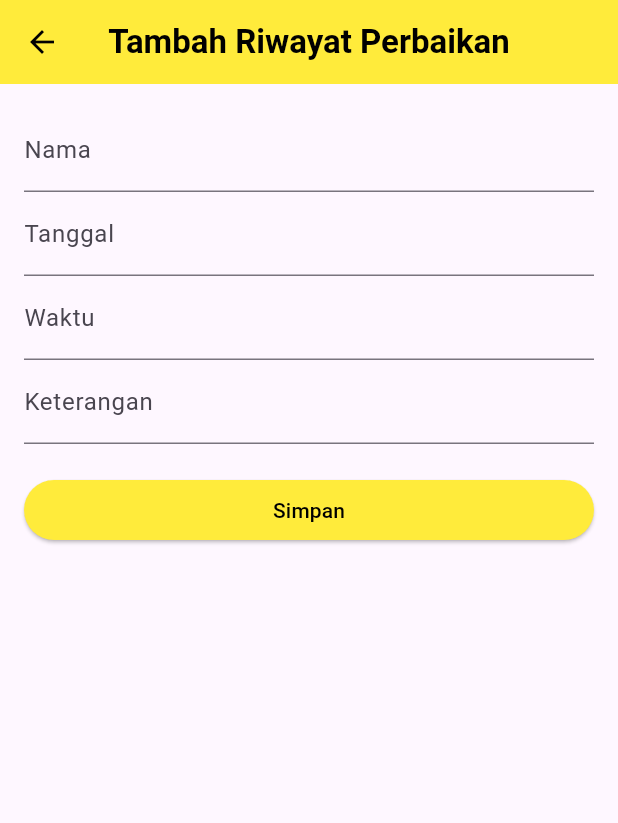
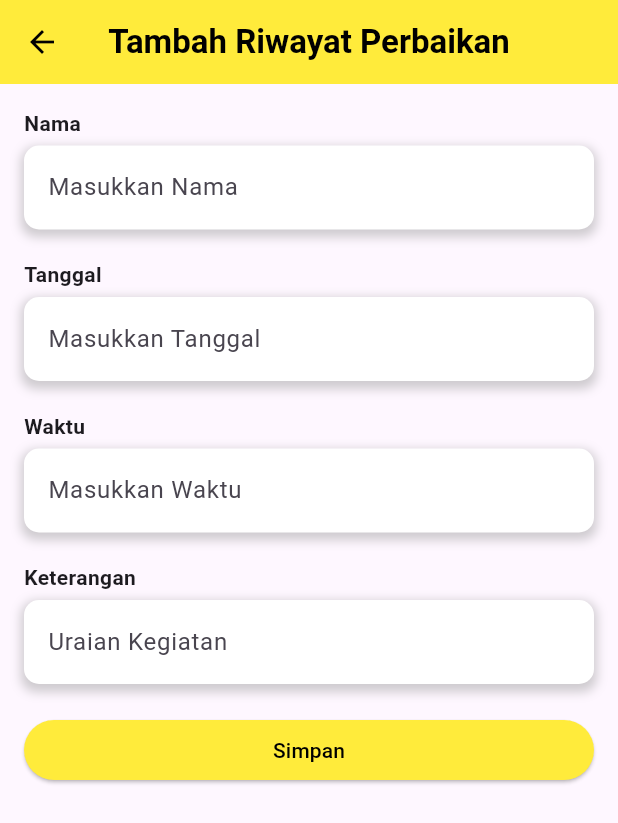
Before and after one commit to alvianfirdaus/Fuel-Information, a Flutter app: the RiwayatGenset screen opened directly with empty values, after a tap on the "add" icon, on a phone screen of 412 x 824 dp. Shown: the top 823 px of the screen. Run offline on Flutter 3.47's test engine with Material 3 defaults, Android fonts, the phone set to English and light mode, and no system bars; our stand-ins replace firebase_core, firebase_database, google_fonts; accounts and stored records are empty.

Commit message:
update add riwayat genset

```diff
--- a/up2btangki/lib/pages/addriwayatgenset.dart
+++ b/up2btangki/lib/pages/addriwayatgenset.dart
@@ -72,11 +72,33 @@ class _AddRiwayatGensetState extends State<AddRiwayatGenset> {
           key: _formKey,
           child: ListView(
             children: [
-              TextFormField(
+              Column(
+                crossAxisAlignment: CrossAxisAlignment.start,
+                children: [
+                  Text(
+                    'Nama',
+                    style: TextStyle(fontWeight: FontWeight.bold),
+                  ),
+                  SizedBox(height: 5),
+                  Container(
+                    decoration: BoxDecoration(
+                      color: Colors.white,
+                      borderRadius: BorderRadius.circular(10),
+                      boxShadow: [
+                        BoxShadow(
+                          color: Colors.grey.withOpacity(0.5),
+                          spreadRadius: 2,
+                          blurRadius: 5,
+                          offset: Offset(0, 3),
+                        ),
+                      ],
+                    ),
+                    child: TextFormField(
                       controller: _namaController,
                       decoration: InputDecoration(
-                  labelText: 'Nama',
                         hintText: 'Masukkan Nama',
+                        border: InputBorder.none,
+                        contentPadding: EdgeInsets.all(16),
                       ),
                       validator: (value) {
                         if (value == null || value.isEmpty) {
@@ -85,11 +107,37 @@ class _AddRiwayatGensetState extends State<AddRiwayatGenset> {
                         return null;
                       },
                     ),
-              TextFormField(
+                  ),
+                ],
+              ),
+              SizedBox(height: 20),
+              Column(
+                crossAxisAlignment: CrossAxisAlignment.start,
+                children: [
+                  Text(
+                    'Tanggal',
+                    style: TextStyle(fontWeight: FontWeight.bold),
+                  ),
+                  SizedBox(height: 5),
+                  Container(
+                    decoration: BoxDecoration(
+                      color: Colors.white,
+                      borderRadius: BorderRadius.circular(10),
+                      boxShadow: [
+                        BoxShadow(
+                          color: Colors.grey.withOpacity(0.5),
+                          spreadRadius: 2,
+                          blurRadius: 5,
+                          offset: Offset(0, 3),
+                        ),
+                      ],
+                    ),
+                    child: TextFormField(
                       controller: _tanggalController,
                       decoration: InputDecoration(
-                  labelText: 'Tanggal',
                         hintText: 'Masukkan Tanggal',
+                        border: InputBorder.none,
+                        contentPadding: EdgeInsets.all(16),
                       ),
                       validator: (value) {
                         if (value == null || value.isEmpty) {
@@ -98,11 +146,37 @@ class _AddRiwayatGensetState extends State<AddRiwayatGenset> {
                         return null;
                       },
                     ),
-              TextFormField(
+                  ),
+                ],
+              ),
+              SizedBox(height: 20),
+              Column(
+                crossAxisAlignment: CrossAxisAlignment.start,
+                children: [
+                  Text(
+                    'Waktu',
+                    style: TextStyle(fontWeight: FontWeight.bold),
+                  ),
+                  SizedBox(height: 5),
+                  Container(
+                    decoration: BoxDecoration(
+                      color: Colors.white,
+                      borderRadius: BorderRadius.circular(10),
+                      boxShadow: [
+                        BoxShadow(
+                          color: Colors.grey.withOpacity(0.5),
+                          spreadRadius: 2,
+                          blurRadius: 5,
+                          offset: Offset(0, 3),
+                        ),
+                      ],
+                    ),
+                    child: TextFormField(
                       controller: _waktuController,
                       decoration: InputDecoration(
-                  labelText: 'Waktu',
                         hintText: 'Masukkan Waktu',
+                        border: InputBorder.none,
+                        contentPadding: EdgeInsets.all(16),
                       ),
                       validator: (value) {
                         if (value == null || value.isEmpty) {
@@ -111,11 +185,37 @@ class _AddRiwayatGensetState extends State<AddRiwayatGenset> {
                         return null;
                       },
                     ),
-              TextFormField(
+                  ),
+                ],
+              ),
+              SizedBox(height: 20),
+              Column(
+                crossAxisAlignment: CrossAxisAlignment.start,
+                children: [
+                  Text(
+                    'Keterangan',
+                    style: TextStyle(fontWeight: FontWeight.bold),
+                  ),
+                  SizedBox(height: 5),
+                  Container(
+                    decoration: BoxDecoration(
+                      color: Colors.white,
+                      borderRadius: BorderRadius.circular(10),
+                      boxShadow: [
+                        BoxShadow(
+                          color: Colors.grey.withOpacity(0.5),
+                          spreadRadius: 2,
+                          blurRadius: 5,
+                          offset: Offset(0, 3),
+                        ),
+                      ],
+                    ),
+                    child: TextFormField(
                       controller: _keteranganController,
                       decoration: InputDecoration(
-                  labelText: 'Keterangan',
                         hintText: 'Uraian Kegiatan',
+                        border: InputBorder.none,
+                        contentPadding: EdgeInsets.all(16),
                       ),
                       validator: (value) {
                         if (value == null || value.isEmpty) {
@@ -123,6 +223,9 @@ class _AddRiwayatGensetState extends State<AddRiwayatGenset> {
                         }
                         return null;
                       },
+                    ),
+                  ),
+                ],
               ),
               SizedBox(height: 20),
               ElevatedButton(
--- a/up2btangki/lib/pages/riwayatgenset.dart
+++ b/up2btangki/lib/pages/riwayatgenset.dart
@@ -3,18 +3,65 @@ import 'package:up2btangki/models/item.dart'; // Import your Item model
 import 'package:up2btangki/widgets/card_widgetsperbaikan.dart'; // Import the CardWidgetPerbaikan widget
 import 'package:up2btangki/pages/addriwayatgenset.dart';
 
-class RiwayatGenset extends StatelessWidget {
+class RiwayatGenset extends StatefulWidget {
   final List<Item> items; // List of items
 
   RiwayatGenset({required this.items}); // Constructor
 
   @override
+  _RiwayatGensetState createState() => _RiwayatGensetState();
+}
+
+class _RiwayatGensetState extends State<RiwayatGenset> {
+  bool _isNewestFirst = true; // Toggle to control sorting
+
+  void _showFilterDialog() {
+  showDialog(
+    context: context,
+    builder: (BuildContext context) {
+      return AlertDialog(
+        title: Text('Filter'),
+        content: Column(
+          mainAxisSize: MainAxisSize.min,
+          children: <Widget>[
+            ListTile(
+              title: Text('Terbaru'),
+              onTap: () {
+                setState(() {
+                  _isNewestFirst = true;
+                });
+                Navigator.of(context).pop();
+              },
+            ),
+            ListTile(
+              title: Text('Terlama'),
+              onTap: () {
+                setState(() {
+                  _isNewestFirst = false;
+                });
+                Navigator.of(context).pop();
+              },
+            ),
+          ],
+        ),
+      );
+    },
+  );
+
+  }
+
+  @override
   Widget build(BuildContext context) {
+    // Sort items based on the toggle
+    List<Item> sortedItems = _isNewestFirst
+        ? widget.items.reversed.toList()
+        : widget.items.toList();
+
     return Scaffold(
       appBar: AppBar(
         backgroundColor: Colors.yellow, // Set AppBar background color to yellow
         title: Text(
-          'Riwayat Genset',
+          'Perbaikan Genset',
           style: TextStyle(
             color: Colors.black, // Text color
             fontWeight: FontWeight.bold, // Make text bold
@@ -27,8 +74,17 @@ class RiwayatGenset extends StatelessWidget {
             Navigator.of(context).pop();
           },
         ),
+        actions: [
+          IconButton(
+            icon: Icon(
+              Icons.filter_list,
+              color: Colors.black,
+            ),
+            onPressed: _showFilterDialog,
+          ),
+        ],
       ),
-      body: items.isEmpty
+      body: sortedItems.isEmpty
           ? Center(
               child: Text(
                 'No data available',
@@ -36,9 +92,9 @@ class RiwayatGenset extends StatelessWidget {
               ),
             )
           : ListView.builder(
-              itemCount: items.length,
+              itemCount: sortedItems.length,
               itemBuilder: (context, index) {
-                return CardWidgetPerbaikan(item: items[index]);
+                return CardWidgetPerbaikan(item: sortedItems[index]);
               },
             ),
       floatingActionButton: FloatingActionButton(
```
Lines whose indentation alone changed are shown as unchanged.
